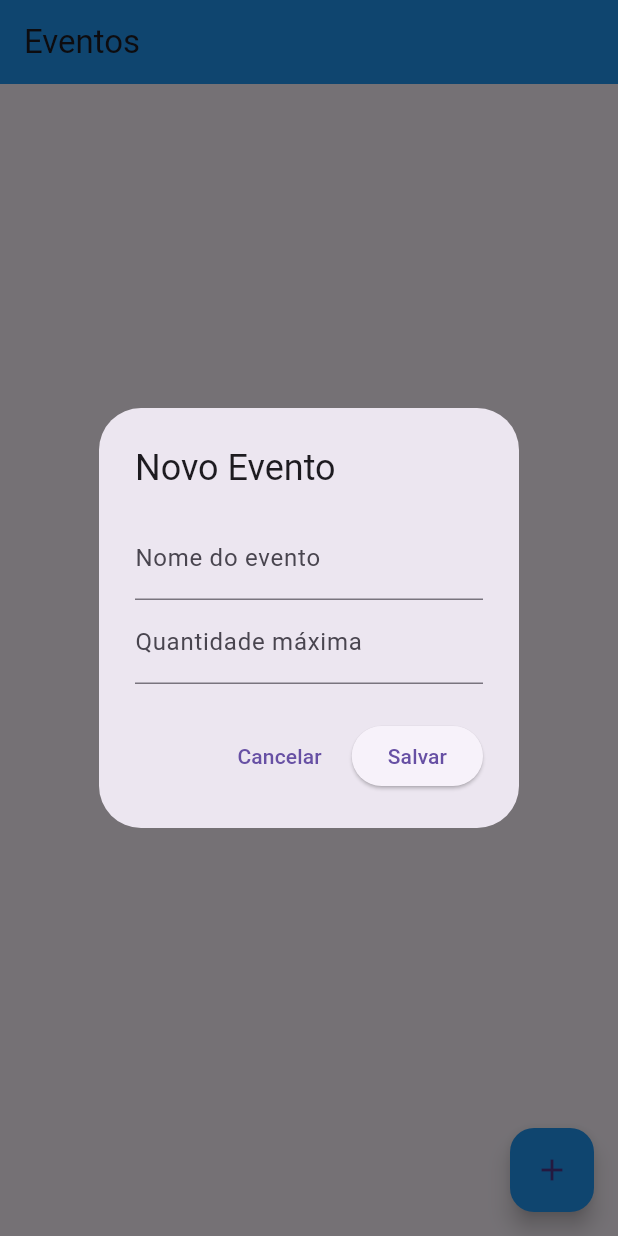
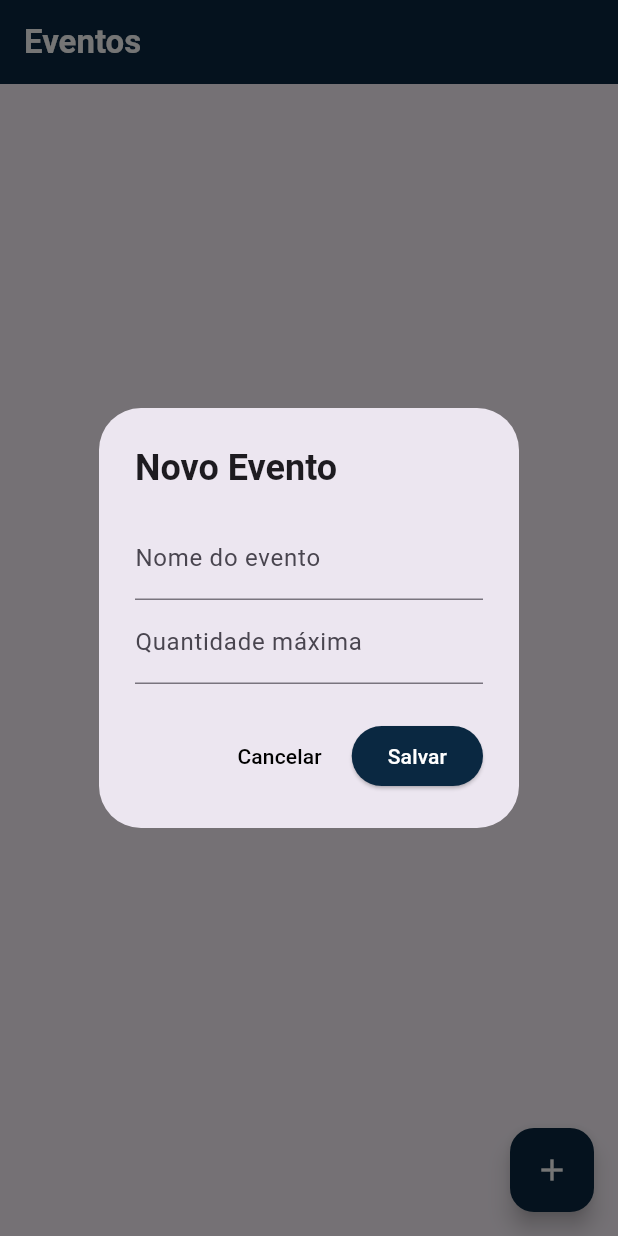
Before and after one commit to LeoLorde/venda-de-ingressos, a Flutter app: the screen it shows after launch, after a tap on the "add" icon, on a phone screen of 412 x 824 dp. Run offline on Flutter 3.47's test engine with Material 3 defaults, Android fonts, the phone set to English and light mode, and no system bars; our stand-ins replace sqflite, sqflite_common_ffi; accounts and stored records are empty.

Commit message:
commit 4

```diff
--- a/lib/screens/eventos.dart
+++ b/lib/screens/eventos.dart
@@ -36,7 +36,10 @@ class _EventosState extends State<Eventos> {
       context: context,
       builder: (context) {
         return AlertDialog(
-          title: const Text("Novo Evento"),
+          title: const Text(
+            "Novo Evento",
+            style: TextStyle(fontWeight: FontWeight.bold),
+          ),
           content: Column(
             mainAxisSize: MainAxisSize.min,
             children: [
@@ -55,11 +58,22 @@ class _EventosState extends State<Eventos> {
           ),
           actions: [
             TextButton(
-              child: const Text("Cancelar"),
+              child: const Text(
+                "Cancelar",
+                style: TextStyle(color: Colors.black),
+              ),
               onPressed: () => Navigator.pop(context),
             ),
             ElevatedButton(
-              child: const Text("Salvar"),
+              style: ButtonStyle(
+                backgroundColor: MaterialStateProperty.all(
+                  const Color.fromARGB(255, 10, 40, 65),
+                ),
+              ),
+              child: const Text(
+                "Salvar",
+                style: TextStyle(color: Colors.white),
+              ),
               onPressed: () async {
                 final nome = _nomeController.text.trim();
                 final quantidade =
@@ -93,8 +107,11 @@ class _EventosState extends State<Eventos> {
   Widget build(BuildContext context) {
     return Scaffold(
       appBar: AppBar(
-        backgroundColor: Colors.blue,
-        title: const Text('Eventos'),
+        backgroundColor: const Color.fromARGB(255, 10, 40, 65),
+        title: const Text(
+          'Eventos',
+          style: TextStyle(fontWeight: FontWeight.bold, color: Colors.white),
+        ),
       ),
       body: _eventos.isEmpty
           ? const Center(child: Text("Nenhum evento cadastrado"))
@@ -108,6 +125,7 @@ class _EventosState extends State<Eventos> {
                     vertical: 6,
                   ),
                   child: ListTile(
+                    leading: Icon(Icons.event_note),
                     title: Text(
                       evento.nome,
                       style: const TextStyle(
@@ -116,7 +134,7 @@ class _EventosState extends State<Eventos> {
                       ),
                     ),
                     subtitle: Text(
-                      "Máx. ingressos: ${evento.quantidadeMaxima}",
+                      "Nº Máx. de Ingressos: ${evento.quantidadeMaxima}",
                     ),
                     onTap: () => _abrirVendas(evento),
                   ),
@@ -124,7 +142,8 @@ class _EventosState extends State<Eventos> {
               },
             ),
       floatingActionButton: FloatingActionButton(
-        backgroundColor: Colors.blue,
+        backgroundColor: const Color.fromARGB(255, 10, 40, 65),
+        foregroundColor: Colors.white,
         onPressed: _abrirCriarEvento,
         child: const Icon(Icons.add),
       ),
--- a/lib/screens/vendas.dart
+++ b/lib/screens/vendas.dart
@@ -163,8 +163,12 @@ class _VendasState extends State<Vendas> {
   Widget build(BuildContext context) {
     return Scaffold(
       appBar: AppBar(
-        title: Text("Vendas - ${widget.evento.nome}"),
-        backgroundColor: Colors.blue,
+        foregroundColor: Colors.white,
+        title: Text(
+          "Vendas - ${widget.evento.nome}",
+          style: TextStyle(color: Colors.white),
+        ),
+        backgroundColor: const Color.fromARGB(255, 10, 40, 65),
       ),
       body: Column(
         children: [
```
Also changed, not shown: 1 other file.
